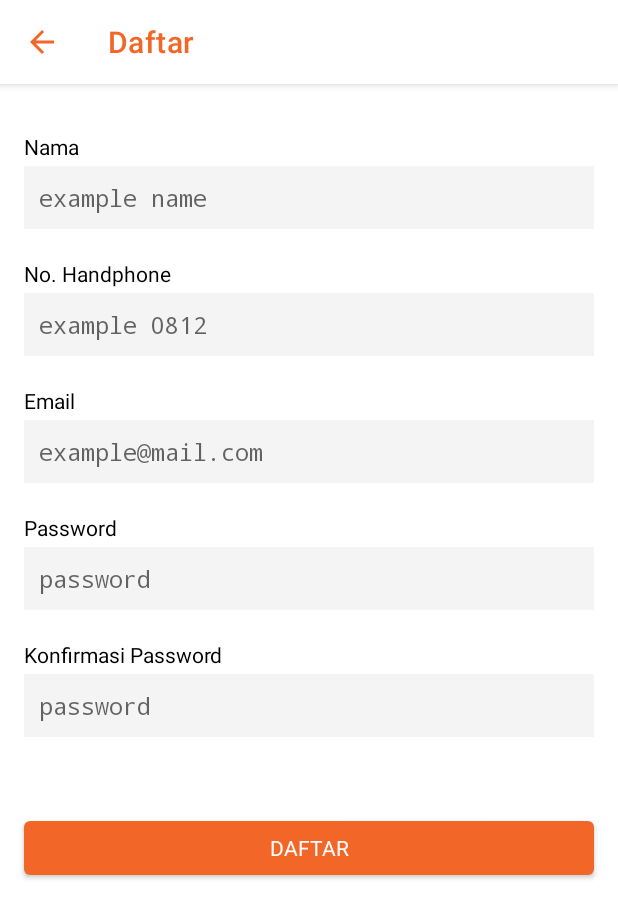
After one commit to Abdurrahmanjun/MVVM-Multi-Module-Ecommerce, an Android app: the SignUpActivity screen opened directly, with no data from a screen before it, on a phone screen of 412 x 824 dp. The commit adds this screen. Shown: the top 918 px of the screen. Run offline under Robolectric (Android 15) with nearby library versions, the phone set to English and light mode, and no system bars; network calls fail.

Commit message:
add signup page

```diff
--- a/app/src/main/AndroidManifest.xml
+++ b/app/src/main/AndroidManifest.xml
@@ -14,14 +14,16 @@
         android:theme="@style/Theme.Trolli">
         <activity
             android:name=".features.splash.SplashActivity"
-            android:exported="true">
+            android:exported="true"
+            android:theme="@style/NoActionBarStyle">
             <intent-filter>
                 <action android:name="android.intent.action.MAIN" />
                 <category android:name="android.intent.category.LAUNCHER" />
             </intent-filter>
         </activity>
 
-        <activity android:name=".features.onboarding.OnBoardingActivity"/>
+        <activity
+            android:name=".features.onboarding.OnBoardingActivity"/>
     </application>
 
 </manifest>
--- a/core/src/main/res/values-night/themes.xml
+++ b/core/src/main/res/values-night/themes.xml
@@ -1,16 +1,18 @@
 <resources xmlns:tools="http://schemas.android.com/tools">
     <!-- Base application theme. -->
-    <style name="Theme.Trolli" parent="Theme.MaterialComponents.DayNight.NoActionBar">
+    <style name="Theme.Trolli" parent="Theme.MaterialComponents.DayNight.DarkActionBar">
         <!-- Primary brand color. -->
-        <item name="colorPrimary">@color/purple_200</item>
-        <item name="colorPrimaryVariant">@color/orange_primary</item>
+        <item name="colorPrimary">@color/orange_primary</item>
+        <item name="colorPrimaryVariant">@color/orange_secondary</item>
         <item name="colorOnPrimary">@color/black</item>
         <!-- Secondary brand color. -->
-        <item name="colorSecondary">@color/teal_200</item>
-        <item name="colorSecondaryVariant">@color/teal_200</item>
+        <item name="colorSecondary">@color/orange_secondary</item>
+        <item name="colorSecondaryVariant">@color/orange_secondary</item>
         <item name="colorOnSecondary">@color/black</item>
         <!-- Status bar color. -->
         <item name="android:statusBarColor" tools:targetApi="l">?attr/colorPrimaryVariant</item>
         <!-- Customize your theme here. -->
     </style>
+
+    <style name="NoActionBarStyle" parent="Theme.AppCompat.NoActionBar"/>
 </resources>
--- a/core/src/main/res/values/themes.xml
+++ b/core/src/main/res/values/themes.xml
@@ -1,16 +1,41 @@
 <resources xmlns:tools="http://schemas.android.com/tools">
     <!-- Base application theme. -->
-    <style name="Theme.Trolli" parent="Theme.MaterialComponents.DayNight.NoActionBar">
+    <style name="Theme.Trolli" parent="Theme.MaterialComponents.DayNight.DarkActionBar">
         <!-- Primary brand color. -->
-        <item name="colorPrimary">@color/purple_500</item>
-        <item name="colorPrimaryVariant">@color/orange_primary</item>
-        <item name="colorOnPrimary">@color/white</item>
+        <item name="colorPrimary">@color/orange_primary</item>
+        <item name="colorPrimaryVariant">@color/orange_secondary</item>
+        <item name="colorOnPrimary">@color/black</item>
         <!-- Secondary brand color. -->
-        <item name="colorSecondary">@color/teal_200</item>
-        <item name="colorSecondaryVariant">@color/teal_700</item>
+        <item name="colorSecondary">@color/orange_secondary</item>
+        <item name="colorSecondaryVariant">@color/orange_secondary</item>
         <item name="colorOnSecondary">@color/black</item>
         <!-- Status bar color. -->
-        <item name="android:statusBarColor" tools:targetApi="l">?attr/colorPrimaryVariant</item>
+        <item name="android:statusBarColor" tools:targetApi="l">?attr/colorPrimary</item>
+        <!-- Customize your theme here. -->
+        <item name="actionBarTheme">@style/MyActionBar</item>
+    </style>
+
+    <style name="NoActionBarStyle" parent="Theme.MaterialComponents.DayNight.NoActionBar">
+        <!-- Primary brand color. -->
+        <item name="colorPrimary">@color/orange_primary</item>
+        <item name="colorPrimaryVariant">@color/orange_secondary</item>
+        <item name="colorOnPrimary">@color/black</item>
+        <!-- Secondary brand color. -->
+        <item name="colorSecondary">@color/orange_secondary</item>
+        <item name="colorSecondaryVariant">@color/orange_secondary</item>
+        <item name="colorOnSecondary">@color/black</item>
+        <!-- Status bar color. -->
+        <item name="android:statusBarColor" tools:targetApi="l">?attr/colorPrimary</item>
         <!-- Customize your theme here. -->
     </style>
+
+    <style name="MyActionBar" parent="@style/ThemeOverlay.MaterialComponents.ActionBar">
+        <item name="android:background">@color/white</item>
+        <item name="android:textColorPrimary">@color/orange_primary</item>
+    </style>
+
+    <style name="TextStyleButtonTrolli" parent="@android:style/TextAppearance">
+        <item name="android:textSize">14sp</item>
+        <item name="android:textColor">@color/white</item>
+    </style>
 </resources>
--- a/features/profile/src/main/AndroidManifest.xml
+++ b/features/profile/src/main/AndroidManifest.xml
@@ -3,7 +3,10 @@
     package="com.abdurrahmanjun.profile">
 
     <application>
-        <activity android:name=".persentation.feature.login.LoginActivity"/>
+        <activity
+            android:name=".persentation.feature.login.LoginActivity"
+            android:theme="@style/NoActionBarStyle"/>
+        <activity android:name=".persentation.feature.signup.SignUpActivity"/>
     </application>
 
 </manifest>
--- a/features/profile/src/main/java/com/abdurrahmanjun/profile/persentation/feature/login/LoginActivity.kt
+++ b/features/profile/src/main/java/com/abdurrahmanjun/profile/persentation/feature/login/LoginActivity.kt
@@ -35,7 +35,7 @@ class LoginActivity : AppCompatActivity() {
                 profileLoginProgressbar.isVisible = false
                 profileBtnLogin.isEnabled = true
                 loginViewModel.saveToken(it)
-                intentTo("com.utsman.trolliaej.MainActivity")
+                intentTo("com.abdurrahmanjun.homepage.persentation.feature.homepage.HomePageActivity")
             }
             loginEventManager.onFailure = { code, ex ->
                 profileLoginProgressbar.isVisible = false
@@ -47,6 +47,10 @@ class LoginActivity : AppCompatActivity() {
                 val password = profileEtPassword.text
                 loginViewModel.requestLogin(username, password)
             }
+
+            profileTvSignup.setOnClickListener {
+                intentTo("com.abdurrahmanjun.profile.persentation.feature.signup.SignUpActivity")
+            }
         }
     }
 
--- /dev/null
+++ b/features/profile/src/main/java/com/abdurrahmanjun/profile/persentation/feature/signup/SignUpActivity.kt
@@ -0,0 +1,39 @@
+package com.abdurrahmanjun.profile.persentation.feature.signup
+
+import android.os.Bundle
+import android.view.MenuItem
+import androidx.appcompat.app.AppCompatActivity
+import com.abdurrahmanjun.profile.databinding.ActivitySignupBinding
+
+class SignUpActivity : AppCompatActivity() {
+
+    private var _binding: ActivitySignupBinding? = null
+    private val binding: ActivitySignupBinding by lazy {
+        requireNotNull(_binding)
+    }
+
+    override fun onCreate(savedInstanceState: Bundle?) {
+        super.onCreate(savedInstanceState)
+        _binding = ActivitySignupBinding.inflate(layoutInflater)
+        setContentView(binding.root)
+
+        val actionbar = supportActionBar
+        actionbar!!.title = "Daftar"
+        actionbar.setDisplayHomeAsUpEnabled(true)
+    }
+
+    override fun onOptionsItemSelected(item: MenuItem): Boolean {
+        return when (item.itemId) {
+            android.R.id.home -> {
+                finish()
+                true
+            }
+            else -> super.onOptionsItemSelected(item)
+        }
+    }
+
+    override fun onDestroy() {
+        super.onDestroy()
+        _binding = null
+    }
+}
--- /dev/null
+++ b/features/profile/src/main/java/com/abdurrahmanjun/profile/persentation/feature/signup/SignUpViewModel.kt
@@ -0,0 +1,4 @@
+package com.abdurrahmanjun.profile.persentation.feature.signup
+
+class SignUpViewModel {
+}
--- a/features/profile/src/main/res/layout/activity_login.xml
+++ b/features/profile/src/main/res/layout/activity_login.xml
@@ -25,9 +25,9 @@
         android:layout_width="match_parent"
         android:layout_height="wrap_content"
         android:layout_marginStart="16dp"
-        android:layout_marginTop="43dp"
+        android:layout_marginTop="50dp"
         android:layout_marginEnd="16dp"
-        android:hint="example@gmail.com"
+        android:hint="example@mail.com"
         android:inputType="textPassword"
         android:label="Email"
         app:layout_constraintEnd_toEndOf="parent"
@@ -39,7 +39,7 @@
         android:layout_width="match_parent"
         android:layout_height="wrap_content"
         android:layout_marginStart="16dp"
-        android:layout_marginTop="16dp"
+        android:layout_marginTop="20dp"
         android:layout_marginEnd="16dp"
         android:hint="password"
         android:inputType="textPassword"
@@ -56,6 +56,7 @@
         android:layout_marginEnd="16dp"
         android:text="MASUK"
         android:textColor="@color/white"
+        android:textAppearance="@style/TextStyleButtonTrolli"
         app:backgroundTint="@color/orange_primary"
         app:layout_constraintBottom_toBottomOf="parent"
         app:layout_constraintEnd_toEndOf="parent"
--- /dev/null
+++ b/features/profile/src/main/res/layout/activity_signup.xml
@@ -0,0 +1,94 @@
+<?xml version="1.0" encoding="utf-8"?>
+<androidx.constraintlayout.widget.ConstraintLayout
+    xmlns:android="http://schemas.android.com/apk/res/android"
+    xmlns:app="http://schemas.android.com/apk/res-auto"
+    android:layout_width="match_parent"
+    android:layout_height="match_parent">
+
+    <com.abdurrahmanjun.core.view.TrolliInputField
+        android:id="@+id/signup_et_name"
+        android:layout_width="match_parent"
+        android:layout_height="wrap_content"
+        android:layout_marginStart="16dp"
+        android:layout_marginTop="32dp"
+        android:layout_marginEnd="16dp"
+        android:hint="example name"
+        android:inputType="textPassword"
+        android:label="Nama"
+        app:layout_constraintEnd_toEndOf="parent"
+        app:layout_constraintStart_toStartOf="parent"
+        app:layout_constraintTop_toTopOf="parent" />
+
+    <com.abdurrahmanjun.core.view.TrolliInputField
+        android:id="@+id/signup_et_handphone"
+        android:layout_width="match_parent"
+        android:layout_height="wrap_content"
+        android:layout_marginStart="16dp"
+        android:layout_marginTop="20dp"
+        android:layout_marginEnd="16dp"
+        android:hint="example 0812"
+        android:inputType="textPassword"
+        android:label="No. Handphone"
+        app:layout_constraintEnd_toEndOf="parent"
+        app:layout_constraintStart_toStartOf="parent"
+        app:layout_constraintTop_toBottomOf="@+id/signup_et_name" />
+
+    <com.abdurrahmanjun.core.view.TrolliInputField
+        android:id="@+id/signup_et_email"
+        android:layout_width="match_parent"
+        android:layout_height="wrap_content"
+        android:layout_marginStart="16dp"
+        android:layout_marginTop="20dp"
+        android:layout_marginEnd="16dp"
+        android:hint="example@mail.com"
+        android:inputType="textPassword"
+        android:label="Email"
+        app:layout_constraintEnd_toEndOf="parent"
+        app:layout_constraintStart_toStartOf="parent"
+        app:layout_constraintTop_toBottomOf="@+id/signup_et_handphone" />
+
+    <com.abdurrahmanjun.core.view.TrolliInputField
+        android:id="@+id/signup_et_password"
+        android:layout_width="match_parent"
+        android:layout_height="wrap_content"
+        android:layout_marginStart="16dp"
+        android:layout_marginTop="20dp"
+        android:layout_marginEnd="16dp"
+        android:hint="password"
+        android:inputType="textPassword"
+        android:label="Password"
+        app:layout_constraintEnd_toEndOf="parent"
+        app:layout_constraintStart_toStartOf="parent"
+        app:layout_constraintTop_toBottomOf="@+id/signup_et_email" />
+
+    <com.abdurrahmanjun.core.view.TrolliInputField
+        android:id="@+id/signup_et_password_confirmation"
+        android:layout_width="match_parent"
+        android:layout_height="wrap_content"
+        android:layout_marginStart="16dp"
+        android:layout_marginTop="20dp"
+        android:layout_marginEnd="16dp"
+        android:hint="password"
+        android:inputType="textPassword"
+        android:label="Konfirmasi Password"
+        app:layout_constraintEnd_toEndOf="parent"
+        app:layout_constraintStart_toStartOf="parent"
+        app:layout_constraintTop_toBottomOf="@+id/signup_et_password" />
+
+    <com.google.android.material.button.MaterialButton
+        android:id="@+id/signup_btn_login"
+        android:layout_width="match_parent"
+        android:layout_height="wrap_content"
+        android:layout_marginStart="16dp"
+        android:layout_marginTop="50dp"
+        android:layout_marginEnd="16dp"
+        android:text="DAFTAR"
+        android:textAppearance="@style/TextStyleButtonTrolli"
+        android:textColor="@color/white"
+        app:backgroundTint="@color/orange_primary"
+        app:layout_constraintEnd_toEndOf="parent"
+        app:layout_constraintHorizontal_bias="0.0"
+        app:layout_constraintStart_toStartOf="parent"
+        app:layout_constraintTop_toBottomOf="@+id/signup_et_password_confirmation" />
+
+</androidx.constraintlayout.widget.ConstraintLayout>
```
